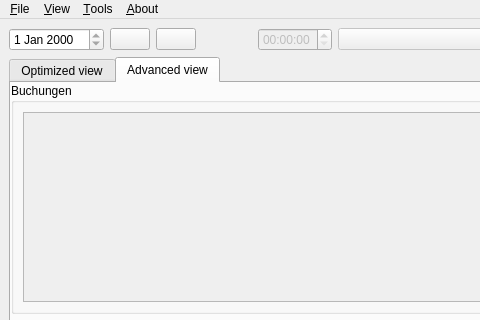
Qt form mainwindow.ui (qohelet/QtZeiterfassung) before a commit; both pictures show x 0 to 480 and y 0 to 320 of the 1242 by 581 pixel window.
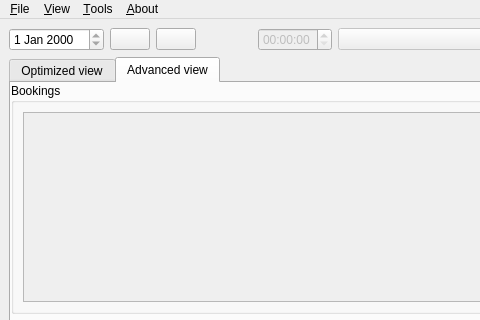
The same form after that commit. The open tabs and pages were chosen to show the change. Icons and pictures are not drawn.

Commit message: Replaced buchung with booking for better translation

```diff
--- a/mainwindow.ui
+++ b/mainwindow.ui
@@ -215,7 +215,7 @@
        </attribute>
        <widget class="QGroupBox" name="groupBoxBuchungen">
         <property name="title">
-         <string>Buchungen</string>
+         <string>Bookings</string>
         </property>
         <layout class="QHBoxLayout" name="horizontalLayout">
          <item>
```
Left out of the diff: 4 changed lines with no effect on the pictures. The commit also changes 26 other files.
